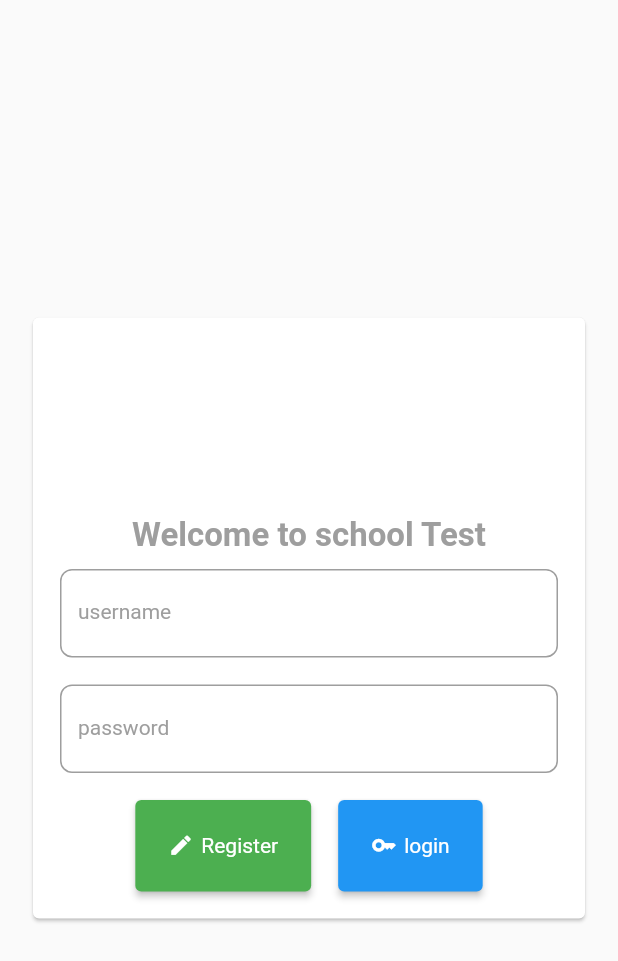
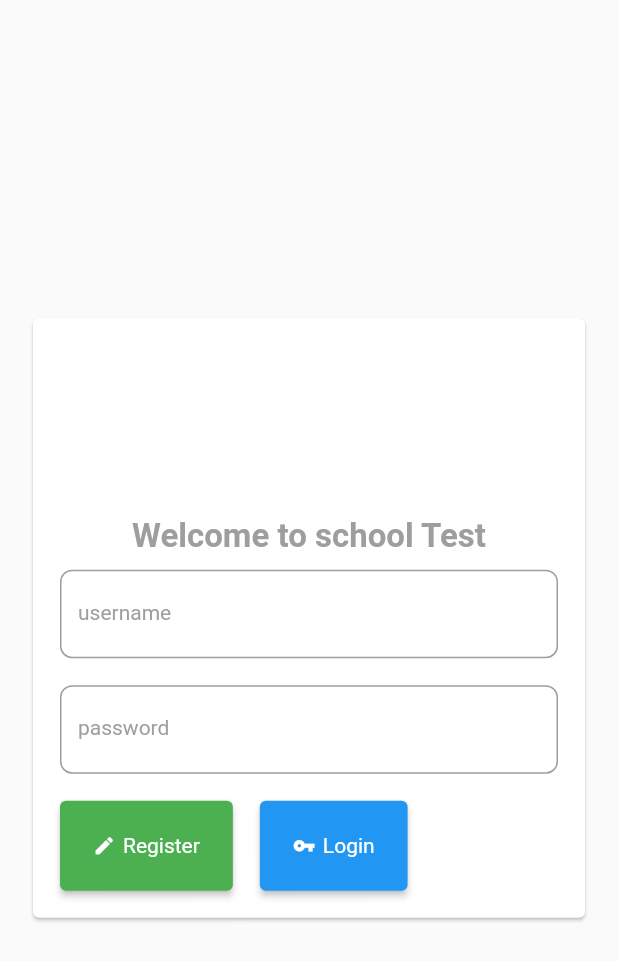
Before and after one commit to MEbadifar/flutter_schoo_management_system, a Flutter app: the screen it shows after launch, on a phone screen of 412 x 824 dp. Shown: the top 961 px of the screen. Run offline on Flutter 3.47's test engine with Material 2 defaults, Android fonts, the phone set to English and light mode, and no system bars; our stand-ins replace flutter_bloc; accounts and stored records are empty.

Commit message:
login and Controller

```diff
--- /dev/null
+++ b/lib/block/block_state.dart
@@ -0,0 +1,20 @@
+import 'package:flutter/material.dart';
+
+import '../data_model/user.dart';
+
+@immutable
+abstract class BlockState {}
+
+class Initial extends BlockState {}
+
+class Loading extends BlockState {}
+
+class Failed extends BlockState {
+  final Exception exception;
+  Failed(this.exception);
+}
+
+class Authenticated extends BlockState {
+  final User user;
+  Authenticated(this.user);
+}
--- /dev/null
+++ b/lib/block/user_block.dart
@@ -0,0 +1,25 @@
+import 'package:flutter_bloc/flutter_bloc.dart';
+
+import '../data_model/user.dart';
+import '../repository/userRepo.dart';
+import 'block_state.dart';
+
+class UserBlock extends Cubit<BlockState> {
+  UserBlock() : super(Initial());
+  User? _user;
+
+  void authenticate(String mobile, String pass) async {
+    if (state is Loading) return;
+    try {
+      emit(Loading());
+      _user = await UserRepo.authenticate(mobile, pass);
+      emit(Authenticated(_user!));
+    } catch (e) {
+      emit(Failed(e as Exception));
+    }
+  }
+
+  void signOut() => emit(Initial());
+
+  User? get user => _user;
+}
--- /dev/null
+++ b/lib/data_model/user.dart
@@ -0,0 +1,54 @@
+class User {
+  late int id;
+  late String name;
+  late String family;
+  late String mobile;
+  late String? email;
+  late int type;
+  late String token;
+  late bool active;
+  late String? lastlogin;
+
+  User(
+      {required this.id,
+      required this.name,
+      required this.family,
+      required this.mobile,
+      this.email,
+      required this.type,
+      required this.token,
+      required this.active,
+      this.lastlogin});
+
+  User.fromJson(Map<String, dynamic> json) {
+    id = json['id'];
+    name = json['name'];
+    family = json['family'];
+    mobile = json['mobile'];
+    email = json['email'];
+    type = json['type'];
+    token = json['token'];
+    active = json['active'] == 1;
+    lastlogin = json['lastlogin'];
+  }
+
+  Map<String, dynamic> toJson() {
+    final Map<String, dynamic> data = new Map<String, dynamic>();
+    data['id'] = id;
+    data['name'] = name;
+    data['family'] = family;
+    data['mobile'] = mobile;
+    data['email'] = email;
+    data['type'] = type;
+    data['token'] = token;
+    data['active'] = active ? 1 : 0;
+    data['lastlogin'] = lastlogin;
+    return data;
+  }
+
+  String get tyoeName => type == 1
+      ? 'Admin'
+      : type == 2
+          ? 'Teacher'
+          : 'Student';
+}
--- a/lib/main.dart
+++ b/lib/main.dart
@@ -1,9 +1,16 @@
+import 'package:flutter/cupertino.dart';
 import 'package:flutter/material.dart';
-import 'package:flutter_schoo_management_system/module/widgets.dart';
-import 'package:flutter_schoo_management_system/screens/dashboard.dart';
-import 'module/extension.dart';
+import 'package:flutter_bloc/flutter_bloc.dart';
 
-void main() => runApp(const MyApp());
+import 'block/block_state.dart';
+import 'block/user_block.dart';
+import 'screens/dashboard.dart';
+import 'screens/login.dart';
+
+
+void main() => runApp(MultiBlocProvider(
+    providers: [BlocProvider<UserBlock>(create: (_) => UserBlock())],
+    child: const MyApp()));
 
 class MyApp extends StatelessWidget {
   const MyApp({Key? key}) : super(key: key);
@@ -17,64 +24,11 @@ class MyApp extends StatelessWidget {
       theme: ThemeData(
         primarySwatch: Colors.blue,
       ),
-      home: const HomePage(),
-    );
-  }
-}
-
-class HomePage extends StatefulWidget {
-  const HomePage({Key? key}) : super(key: key);
-
-  @override
-  State<HomePage> createState() => _HomePageState();
-}
-
-class _HomePageState extends State<HomePage> {
-  @override
-  Widget build(BuildContext context) {
-    return Scaffold(
-      // appBar: AppBar(),
-      body: SafeArea(
-        child: Container(
-          width: context.width * 0.3 < 350 ? 350 : context.width * 0.3,
-          child: Column(
-            mainAxisSize: MainAxisSize.min,
-            // mainAxisAlignment: MainAxisAlignment.center,
-            children: [
-              SizedBox(
-                height: context.height * 0.15,
-              ),
-              'Welcome to school Test'
-                  .toLabel(bold: true, color: Colors.grey, fontsize: 22),
-              const Edit(
-                hint: 'username',
-              ).margin9,
-              const Edit(
-                hint: 'password',
-                password: true,
-              ).margin9,
-              Row(
-                mainAxisSize: MainAxisSize.min,
-                children: [
-                  Button(
-                    title: 'Register',
-                    onTap: () => {print('clicked')},
-                    icon: const Icon(Icons.edit),
-                    padding: const EdgeInsets.all(22),
-                    color: Colors.green,
-                  ).margin9,
-                  Button(
-                    title: 'login',
-                    icon: const Icon(Icons.key),
-                    padding: const EdgeInsets.all(22),
-                    color: Colors.blue,
-                    onTap: () => context.showForm(const Dashboard()),
-                  ).margin9,
-                ],
-              )
-            ],
-          ),
-        ).padding9.card.center,
+      home: BlocBuilder<UserBlock, BlockState>(
+        builder: (context, state) {
+          if (state is Authenticated) return const Dashboard();
+          return Login(state: state);
+        },
       ),
     );
   }
--- a/lib/module/extension.dart
+++ b/lib/module/extension.dart
@@ -1,16 +1,22 @@
 import 'package:flutter/material.dart';
-import 'package:flutter_schoo_management_system/module/widgets.dart';
+import 'package:provider/provider.dart';
+
+import '../block/user_block.dart';
+import '../data_model/user.dart';
+import 'widgets.dart';
 
 extension ContextExtension on BuildContext {
   double get width => MediaQuery.of(this).size.width;
   double get height => MediaQuery.of(this).size.height;
   void showForm(Widget child) =>
       Navigator.of(this).push(MaterialPageRoute(builder: (_) => child));
+  UserBlock get userBlock => read<UserBlock>();
+  User? get user => read<UserBlock>().user;
 }
 
 extension StringExtension on String {
   Widget toLabel({double? fontsize, Color? color, bool bold = false}) => Label(
-        this,
+        replaceAll("Exception:", ""),
         bold: bold,
         fontSize: fontsize,
         color: color,
--- a/lib/module/widgets.dart
+++ b/lib/module/widgets.dart
@@ -1,6 +1,8 @@
 import 'package:flutter/material.dart';
 
-import 'package:flutter_schoo_management_system/module/extension.dart';
+import 'extension.dart';
+
+enum ButtonType { Save, Cancel, Delete, New }
 
 class Label extends StatelessWidget {
   final String? title;
@@ -24,17 +26,19 @@ class Label extends StatelessWidget {
 }
 
 class Button extends StatelessWidget {
-  final String title;
+  final String? title;
   final VoidCallback onTap;
   final Icon? icon;
   final Color? color;
   final EdgeInsets? padding;
+  final ButtonType? type;
 
   const Button(
       {Key? key,
-      required this.title,
+      this.title,
       required this.onTap,
       this.icon,
+      this.type,
       this.color,
       this.padding})
       : super(key: key);
@@ -42,25 +46,62 @@ class Button extends StatelessWidget {
   @override
   Widget build(BuildContext context) {
     return ElevatedButton(
+      onPressed: onTap,
       style: ButtonStyle(
-            backgroundColor: MaterialStateProperty.all(color),
-            padding: MaterialStateProperty.all(padding)),
-        onPressed: onTap,
-        child: icon != null
+        backgroundColor: MaterialStateProperty.all(
+          // ignore: prefer_if_null_operators
+          color != null
+              ? color
+              : type == ButtonType.Save
+                  ? Colors.green
+                  : type == ButtonType.Cancel
+                      ? Colors.deepOrangeAccent
+                      : type == ButtonType.Delete
+                          ? Colors.redAccent
+                          : type == ButtonType.New
+                              ? Colors.blue
+                              : null,
+        ),
+        padding: MaterialStateProperty.all(padding ?? const EdgeInsets.all(22)),
+      ),
+      child: type != null
           ? Row(
               mainAxisSize: MainAxisSize.min,
               children: [
-                  Icon(
-                    icon!.icon,
-                    size: 17,
-                  ),
-                  const SizedBox(
-                    width: 5,
-                  ),
-                  title.toLabel(),
+                icon ??
+                    Icon(type == ButtonType.Save
+                        ? Icons.save
+                        : type == ButtonType.Cancel
+                            ? Icons.cancel
+                            : type == ButtonType.Delete
+                                ? Icons.delete
+                                : type == ButtonType.New
+                                    ? Icons.add_box
+                                    : Icons.help_center),
+                const SizedBox(width: 5),
+                title != null
+                    ? title!.toLabel()
+                    : type == ButtonType.Save
+                        ? 'Save'.toLabel()
+                        : type == ButtonType.Cancel
+                            ? 'Cancel'.toLabel()
+                            : type == ButtonType.Delete
+                                ? 'Delete'.toLabel()
+                                : type == ButtonType.New
+                                    ? 'New'.toLabel()
+                                    : title!.toLabel(),
               ],
             )
-            : title.toLabel());
+          : icon != null
+              ? Row(
+                  children: [
+                    icon!,
+                    const SizedBox(width: 5),
+                    title!.toLabel(),
+                  ],
+                )
+              : title!.toLabel(),
+    );
   }
 }
 
@@ -69,12 +110,14 @@ class Edit extends StatelessWidget {
   final Function(String)? onChange;
   final bool autoFocus;
   final bool password;
+  final bool notempty;
   final TextEditingController? controller;
 
   const Edit({
     Key? key,
     required this.hint,
     this.onChange,
+    this.notempty = false,
     this.autoFocus = false,
     this.password = false,
     this.controller,
@@ -94,6 +137,11 @@ class Edit extends StatelessWidget {
       obscureText: password,
       controller: controller,
       onChanged: onChange,
+      validator: (val) {
+        if ((val ?? '').isEmpty && this.notempty) {
+          return "connot be empty";
+        }
+      },
     );
   }
 }
--- /dev/null
+++ b/lib/repository/userRepo.dart
@@ -0,0 +1,20 @@
+import '../data_model/user.dart';
+
+class UserRepo {
+  static Future<User> authenticate(String mobile, String pass) async {
+    return await Future.delayed(const Duration(seconds: 3)).then((value) {
+      if (mobile == "3" && pass == "2") {
+        Map<String, dynamic> _res = {
+          "id": 1,
+          "name": "hassan",
+          "family": "hassani",
+          "mobile": "12345",
+          "type": 1,
+          "active": 1
+        };
+        return User.fromJson(_res);
+      }
+      throw Exception('mobile/password was wrong');
+    });
+  }
+}
--- a/lib/screens/dashboard.dart
+++ b/lib/screens/dashboard.dart
@@ -1,4 +1,5 @@
 import 'package:flutter/material.dart';
+
 import '../module/extension.dart';
 
 class Dashboard extends StatelessWidget {
--- /dev/null
+++ b/lib/screens/login.dart
@@ -0,0 +1,101 @@
+import 'package:flutter/cupertino.dart';
+import 'package:flutter/material.dart';
+import 'package:flutter_bloc/flutter_bloc.dart';
+
+import '../block/block_state.dart';
+import '../block/user_block.dart';
+import '../module/extension.dart';
+import '../module/widgets.dart';
+
+TextEditingController _mobile = TextEditingController();
+TextEditingController _pass = TextEditingController();
+
+class Login extends StatelessWidget {
+  final BlockState state;
+  const Login({
+    required this.state,
+    Key? key,
+  }) : super(key: key);
+
+  @override
+  Widget build(BuildContext context) {
+    final _formKey = GlobalKey<FormState>();
+
+    return Scaffold(
+      // appBar: AppBar(),
+      body: SafeArea(
+        child: Container(
+          width: context.width * 0.3 < 350 ? 350 : context.width * 0.3,
+          child: Form(
+            key: _formKey,
+            child: Column(
+              mainAxisSize: MainAxisSize.min,
+              // mainAxisAlignment: MainAxisAlignment.center,
+              children: [
+                SizedBox(
+                  height: context.height * 0.15,
+                ),
+                'Welcome to school Test'
+                    .toLabel(bold: true, color: Colors.grey, fontsize: 22),
+                Edit(hint: 'username', notempty: true, controller: _mobile)
+                    .margin9,
+                Edit(
+                        password: true,
+                        hint: 'password',
+                        notempty: true,
+                        controller: _pass)
+                    .margin9,
+                AbsorbPointer(
+                  absorbing: state is Loading,
+                  child: Row(
+                    // mainAxisSize: MainAxisSize.min,
+                    children: [
+                      Button(
+                        title: 'Register',
+                        onTap: () {},
+                        icon: const Icon(
+                          Icons.edit,
+                          size: 15,
+                        ),
+                        color: Colors.green,
+                      ).margin9,
+                      state is Loading
+                          ? const CupertinoActivityIndicator()
+                          : Container(),
+                      Button(
+                          title: 'Login',
+                          icon: const Icon(
+                            Icons.vpn_key,
+                            size: 15,
+                          ),
+                          color: Colors.blue,
+                          onTap: () {
+                            if (_formKey.currentState!.validate())
+                              context.userBlock
+                                  .authenticate(_mobile.text, _pass.text);
+                          }).margin9,
+                    ],
+                  ),
+                ),
+                state is Failed
+                    ? Container(
+                        margin: EdgeInsets.all(25),
+                        padding: EdgeInsets.all(12),
+                        decoration: BoxDecoration(
+                          color: Colors.red,
+                          borderRadius: BorderRadius.circular(12),
+                        ),
+                        child: (state as Failed)
+                            .exception
+                            .toString()
+                            .toLabel(color: Colors.white, bold: true),
+                      )
+                    : Container()
+              ],
+            ),
+          ),
+        ).padding9.card.center,
+      ),
+    );
+  }
+}
```
Lines whose indentation alone changed are shown as unchanged.
